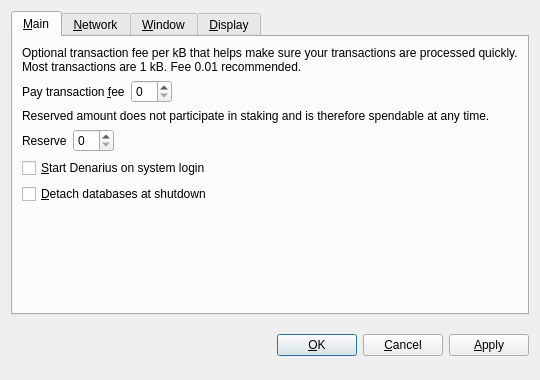
Qt form src/qt/forms/optionsdialog.ui (Fortr4n/Antoninianus) before a commit.
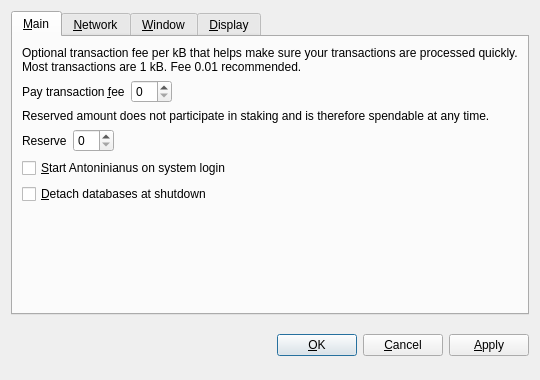
The same form after that commit. Custom widgets are drawn as their Qt base class.

Commit message:
Rename Denarius references to Antoninianus in UI
Updated all user-facing strings in Qt .ui forms to replace 'Denarius' with 'Antoninianus' throughout the application. This includes window titles, tooltips, labels, help texts, and example URLs to reflect the new project name.

```diff
--- a/src/qt/forms/optionsdialog.ui
+++ b/src/qt/forms/optionsdialog.ui
@@ -128,7 +128,7 @@
           <string>Automatically start Denarius after logging in to the system.</string>
          </property>
          <property name="text">
-          <string>&amp;Start Denarius on system login</string>
+          <string>&amp;Start Antoninianus on system login</string>
          </property>
         </widget>
        </item>
```
Left out of the diff: 8 changed lines with no effect on the pictures. The commit also changes 13 other files.
